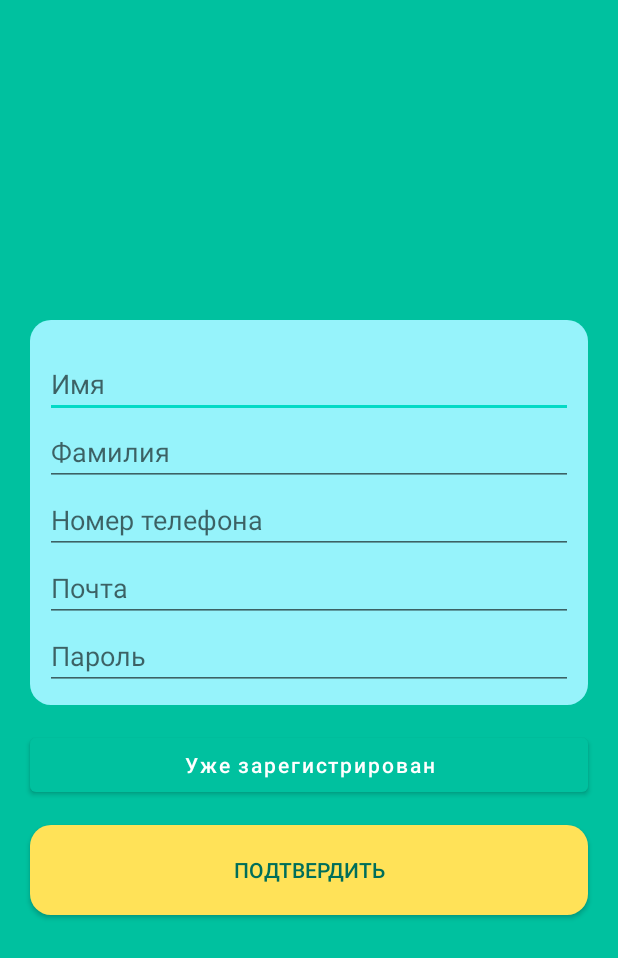
After one commit to VVan228/Hunden_Hunter, an Android app: the layout activity_signup.xml on its own in the app's theme, with its tools: preview values and no code run, on a phone screen of 412 x 824 dp. The commit adds this screen. Shown: the top 958 px of the screen. Run offline under Robolectric (Android 15) with nearby library versions, the phone set to English and light mode, and no system bars.

Commit message:
work with registration forms

```diff
--- /dev/null
+++ b/app/src/main/res/layout/activity_signup.xml
@@ -0,0 +1,107 @@
+<?xml version="1.0" encoding="utf-8"?>
+<androidx.coordinatorlayout.widget.CoordinatorLayout xmlns:android="http://schemas.android.com/apk/res/android"
+    xmlns:app="http://schemas.android.com/apk/res-auto"
+    xmlns:tools="http://schemas.android.com/tools"
+    android:layout_width="match_parent"
+    android:layout_height="match_parent"
+    tools:context=".log_in_activities.LoginActivity">
+
+    <LinearLayout
+        android:layout_width="match_parent"
+        android:layout_height="match_parent"
+        android:orientation="vertical"
+        android:gravity="center"
+        android:background="@color/green">
+
+        <LinearLayout
+            android:padding="10dp"
+            android:layout_marginHorizontal="20dp"
+            android:layout_width="match_parent"
+            android:layout_height="wrap_content"
+            android:background="@drawable/registration_form_shape"
+            android:orientation="vertical">
+
+            <EditText
+
+                android:id="@+id/editTextTextPersonName"
+                android:layout_width="match_parent"
+                android:layout_height="wrap_content"
+                android:layout_marginTop="10dp"
+                android:ems="10"
+                android:hint="@string/name"
+                android:inputType="textPersonName" />
+
+            <EditText
+                android:id="@+id/editTextTextPersonName2"
+                android:layout_width="match_parent"
+                android:layout_height="wrap_content"
+                android:ems="10"
+                android:hint="@string/surname"
+                android:inputType="textPersonName" />
+
+            <EditText
+                android:id="@+id/tel"
+                android:layout_width="match_parent"
+                android:layout_height="wrap_content"
+                android:ems="10"
+                android:hint="@string/tel"
+                android:inputType="phone" />
+
+            <EditText
+                android:id="@+id/email"
+                android:layout_width="match_parent"
+                android:layout_height="wrap_content"
+                android:inputType="textEmailAddress"
+                android:maxLines="1"
+                android:singleLine="true"
+                android:ems="10"
+                android:hint="@string/email" />
+
+            <EditText
+                android:id="@+id/password"
+                android:layout_width="match_parent"
+                android:layout_height="wrap_content"
+                android:focusableInTouchMode="true"
+                android:imeActionId="@+id/login"
+                android:imeOptions="actionUnspecified"
+                android:inputType="textPassword"
+                android:maxLines="1"
+                android:singleLine="true"
+                android:textColor="@android:color/white"
+                tools:ignore="InvalidImeActionId"
+                android:ems="10"
+                android:hint="@string/pass" />
+
+        </LinearLayout>
+
+        <Button
+            android:id="@+id/sign_in_button"
+            android:layout_width="fill_parent"
+            android:layout_height="wrap_content"
+            android:layout_marginTop="16dp"
+            android:text="@string/already_exist"
+            android:textAllCaps="false"
+            android:textColor="@color/white"
+            android:layout_marginHorizontal="20dp"
+            />
+        <androidx.appcompat.widget.AppCompatButton
+            android:id="@+id/sign_up_button"
+            android:layout_width="match_parent"
+            android:layout_height="wrap_content"
+            android:layout_marginTop="16dp"
+            android:layout_marginHorizontal="20dp"
+            android:textColor="@color/dark_green"
+            android:background="@drawable/button_main_shape"
+            android:text="@string/confirm" />
+
+    </LinearLayout>
+
+    <ProgressBar
+        android:id="@+id/progressBar"
+        android:layout_width="30dp"
+        android:layout_height="30dp"
+        android:layout_gravity="center|bottom"
+        android:layout_marginBottom="20dp"
+        android:visibility="gone" />
+
+</androidx.coordinatorlayout.widget.CoordinatorLayout>
--- a/app/src/main/res/values/strings.xml
+++ b/app/src/main/res/values/strings.xml
@@ -4,4 +4,15 @@
     <string name="lose">У меня потерялась собака</string>
     <string name="your_email">email</string>
     <string name="empty_password">****</string>
+    <string name="surname">Фамилия</string>
+    <string name="tel">Номер телефона</string>
+    <string name="pass">Пароль</string>
+    <string name="email">Почта</string>
+    <string name="already_exist">Уже зарегистрирован</string>
+    <string name="confirm">Подтвердить</string>
+    <string name="name">Имя</string>
+    <string name="forgot_password">Forgot password?</string>
+    <string name="reset_password">Your email to sent you password reset</string>
+    <string name="change_pass">Сменить пароль</string>
+    <string name="back">Отмена</string>
 </resources>
--- a/build.gradle
+++ b/build.gradle
@@ -5,7 +5,7 @@ buildscript {
         jcenter()
     }
     dependencies {
-        classpath "com.android.tools.build:gradle:4.1.3"
+        classpath 'com.android.tools.build:gradle:4.2.1'
         classpath 'com.google.gms:google-services:4.3.5'
 
         // NOTE: Do not place your application dependencies here; they belong
```
Also changed, not shown: app/src/main/res/layout/reset_password.xml (added, +77 -0 lines), gradle/wrapper/gradle-wrapper.properties.
